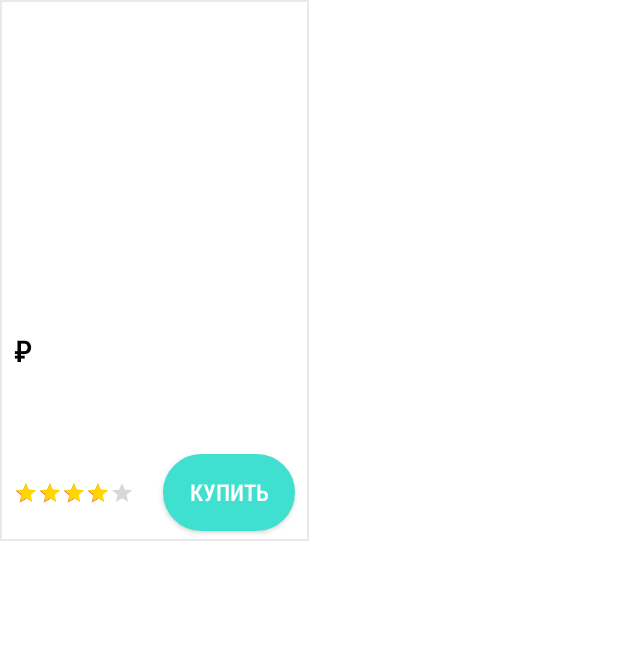
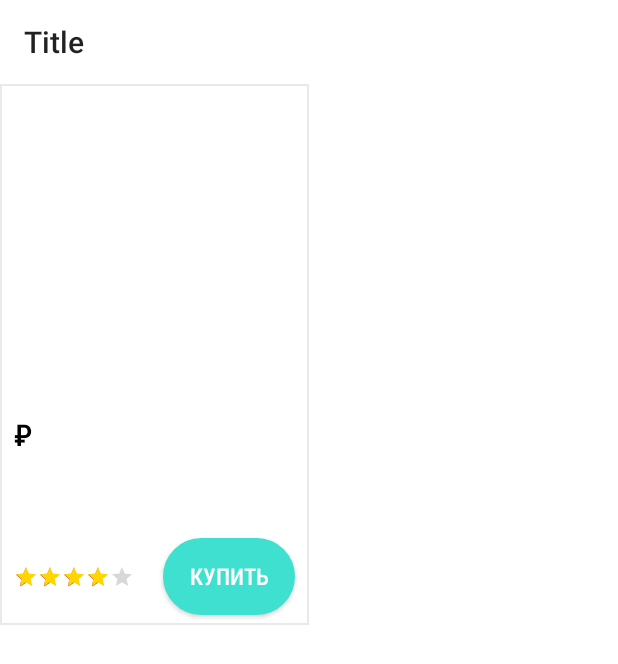
Before and after one commit to name98/Flower-World, an Android app: the fragment GridFragment placed in its activity, on a phone screen of 412 x 824 dp. Shown: the top 664 px of the screen. Run offline under Robolectric (Android 15) with nearby library versions, the phone set to English and light mode, and no system bars; libraries missing offline, so code that uses them is left out: com.facebook.drawee; plain views replace SimpleDraweeView; pictures from the network do not load; Roboto replaces fonts that are not available here; 18 statements that could not run were skipped.

Commit message:
25.02.20(3)

```diff
--- a/app/src/main/java/com/flowerworld/MainActivity.java
+++ b/app/src/main/java/com/flowerworld/MainActivity.java
@@ -16,7 +16,7 @@ public class MainActivity extends AppCompatActivity  {
         setContentView(R.layout.activity_main);
         app = new Application(this,
                 getSupportFragmentManager());
-        getSupportActionBar().hide();
+
         System.out.println("SELECT g.время, g.число, g.статус, g.товар, a1.цена, g.Получатель \n" +
                 "                    FROM\n" +
                 "                    `заказы` as `g` \n" +
--- a/app/src/main/java/com/flowerworld/fragments/GridFragment.java
+++ b/app/src/main/java/com/flowerworld/fragments/GridFragment.java
@@ -1,6 +1,7 @@
 package com.flowerworld.fragments;
 
 import android.annotation.SuppressLint;
+import android.app.Activity;
 import android.os.Bundle;
 
 import android.os.Handler;
@@ -11,8 +12,12 @@ import android.view.ViewGroup;
 import android.widget.ProgressBar;
 
 
+
 import androidx.annotation.NonNull;
 import androidx.annotation.Nullable;
+import androidx.appcompat.app.ActionBar;
+import androidx.appcompat.app.AppCompatActivity;
+import androidx.appcompat.widget.Toolbar;
 import androidx.fragment.app.Fragment;
 import androidx.recyclerview.widget.GridLayoutManager;
 import androidx.recyclerview.widget.RecyclerView;
@@ -42,6 +47,12 @@ public class GridFragment extends Fragment {
     @Override
     public void onViewCreated(@NonNull final View view, @Nullable Bundle savedInstanceState) {
         super.onViewCreated(view, savedInstanceState);
+        setToolBar();
+//        Toolbar toolbar = Objects.requireNonNull(getView()).findViewById(R.id.grid_fragment_toolbar);
+//        AppCompatActivity parentActivity = (AppCompatActivity) getActivity();
+//        parentActivity.setSupportActionBar(toolbar);
+//        ActionBar actionBar = parentActivity.getSupportActionBar();
+//        actionBar.setTitle("Title");
         setVisibilityProgressBar(true);
         assert getArguments() != null;
         String ids = getArguments().getString(KEY_FOR_IDS);
@@ -95,4 +106,12 @@ public class GridFragment extends Fragment {
         else
             progressBar.setVisibility(View.INVISIBLE);
     }
+
+    private void setToolBar() {
+        Toolbar toolbar = Objects.requireNonNull(getView()).findViewById(R.id.toolbar);
+        AppCompatActivity parentActivity = (AppCompatActivity) getActivity();
+        parentActivity.setSupportActionBar(toolbar);
+        ActionBar actionBar = parentActivity.getSupportActionBar();
+        actionBar.setTitle("Title");
+    }
 }
--- a/app/src/main/res/layout/charter_fragmnet.xml
+++ b/app/src/main/res/layout/charter_fragmnet.xml
@@ -113,5 +113,5 @@
         android:layout_height="60dp"
         android:indeterminateTint="@color/colorPrimary"
         android:layout_centerInParent="true"
-        android:id="@+id/charterFragmentProgressbar"/>
+        android:id="@+id/charterFragmentProgressbar" />
 </RelativeLayout>
--- a/app/src/main/res/layout/grid_fragment.xml
+++ b/app/src/main/res/layout/grid_fragment.xml
@@ -1,20 +1,34 @@
 <?xml version="1.0" encoding="utf-8"?>
-<RelativeLayout xmlns:android="http://schemas.android.com/apk/res/android"
+<LinearLayout xmlns:android="http://schemas.android.com/apk/res/android"
     android:layout_width="match_parent"
     android:layout_height="match_parent"
+    android:orientation="vertical"
     android:background="@color/appColorWhite">
 
-    <androidx.recyclerview.widget.RecyclerView
-        android:id="@+id/gridItemsRecycleView"
+    <include
+        layout="@layout/toolbar" />
+
+    <FrameLayout
         android:layout_width="match_parent"
-        android:layout_height="wrap_content"
-        android:layout_marginBottom="20dp" />
-    <ProgressBar
-        android:layout_width="60dp"
-        android:layout_height="60dp"
-        android:id="@+id/grid_fragment_progress_bar"
-        android:layout_centerInParent="true"
-        android:visibility="invisible"/>
+        android:layout_height="match_parent">
+
+        <ProgressBar
+            android:layout_width="60dp"
+            android:layout_height="60dp"
+            android:id="@+id/grid_fragment_progress_bar"
+            android:layout_gravity="center"
+            android:visibility="invisible"/>
+
+        <androidx.recyclerview.widget.RecyclerView
+            android:id="@+id/gridItemsRecycleView"
+            android:layout_width="match_parent"
+            android:layout_height="match_parent" />
+
+    </FrameLayout>
 
 
-</RelativeLayout>
+
+
+
+
+</LinearLayout>
--- /dev/null
+++ b/app/src/main/res/layout/toolbar.xml
@@ -0,0 +1,12 @@
+<?xml version="1.0" encoding="utf-8"?>
+<LinearLayout xmlns:android="http://schemas.android.com/apk/res/android"
+    android:layout_width="match_parent"
+    android:layout_height="wrap_content"
+    android:orientation="vertical">
+
+    <androidx.appcompat.widget.Toolbar
+        android:id="@+id/toolbar"
+        android:layout_width="match_parent"
+        android:layout_height="wrap_content"
+        android:elevation="2dp" />
+</LinearLayout>
--- a/app/src/main/res/values/styles.xml
+++ b/app/src/main/res/values/styles.xml
@@ -1,7 +1,7 @@
 <resources>
 
     <!-- Base application theme. -->
-    <style name="AppTheme" parent="Theme.AppCompat.Light.DarkActionBar">
+    <style name="AppTheme" parent="Theme.AppCompat.Light.NoActionBar">
         <!-- Customize your theme here. -->
         <item name="colorPrimary">@color/colorPrimary</item>
         <item name="colorPrimaryDark">@color/colorPrimaryDark</item>
```
Also changed, not shown: app/src/main/java/com/flowerworld/connections/CharterConnection.java (+23 -1 lines), app/src/main/java/com/flowerworld/fragments/CharterFragment.java (+26 -9 lines).
